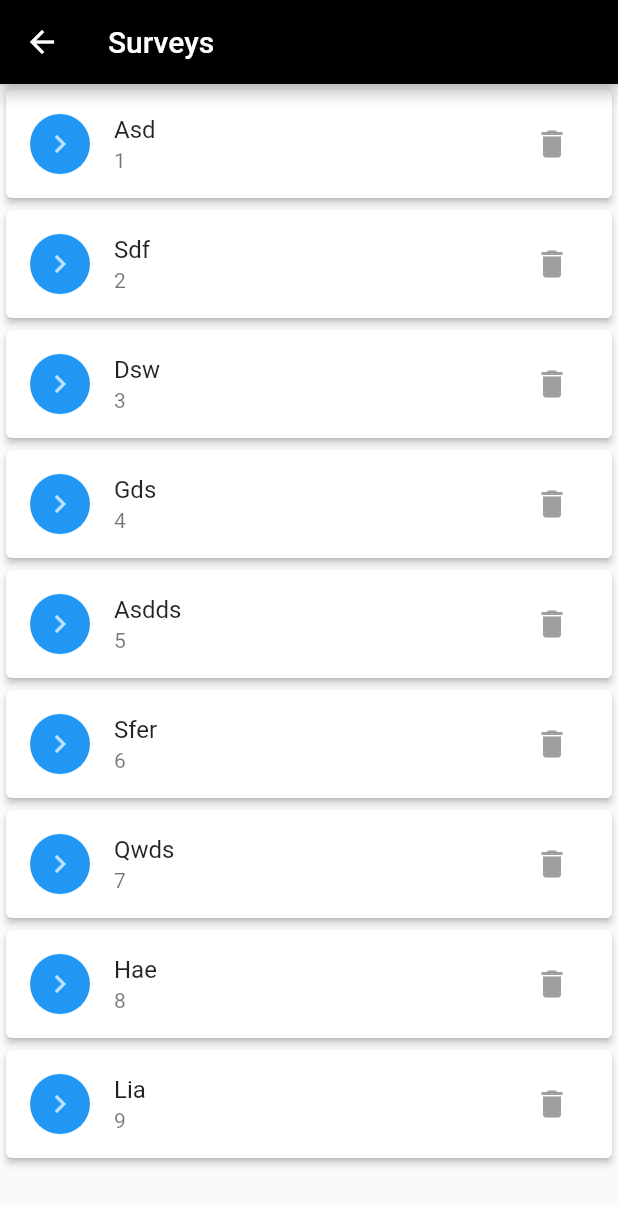
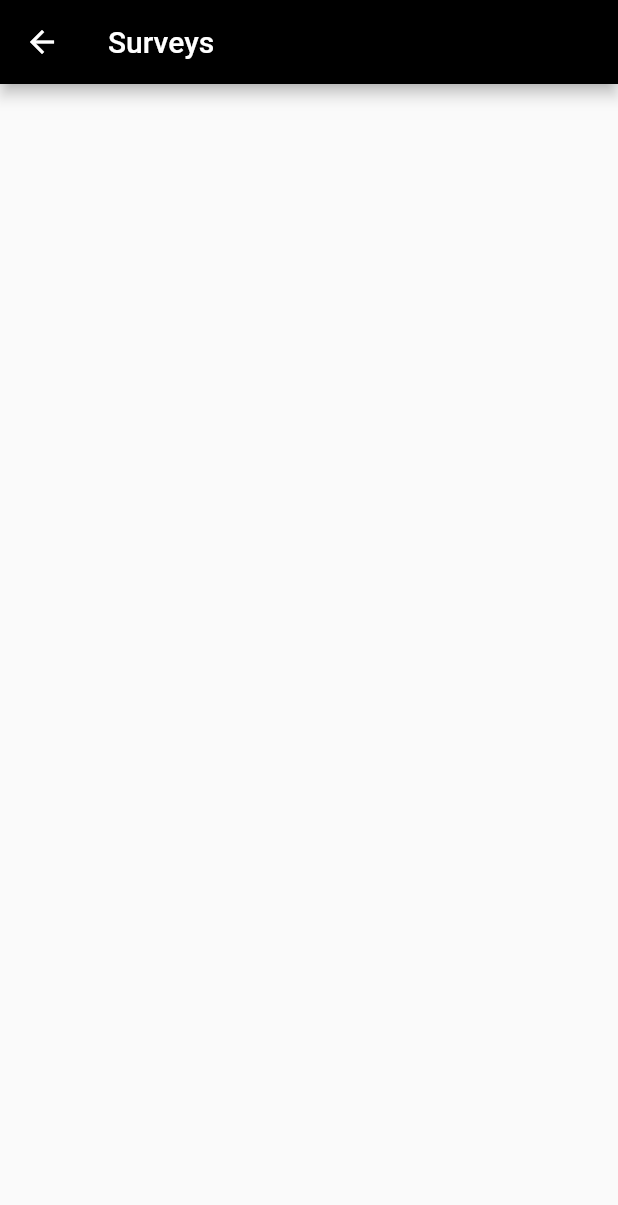
Before and after one commit to ishangh/gmcmanjeri_flutter, a Flutter app: the EditSurvey screen opened by its route, on a phone screen of 412 x 824 dp. Shown: the top 1205 px of the screen. Run offline on Flutter 3.47's test engine with Material 2 defaults, Android fonts, the phone set to English and light mode, and no system bars; our stand-ins replace sqflite; accounts and stored records are empty.

```diff
--- a/lib/main.dart
+++ b/lib/main.dart
@@ -26,7 +26,6 @@ class GMCManjeri extends StatelessWidget {
         routes: <String, WidgetBuilder>{
           EditSurvey.routeName: (BuildContext context) => new EditSurvey(),
           Export.routeName: (BuildContext context) => new Export(),
-          Statistics.routeName: (BuildContext context) => new Statistics(),
-        });
+      });
   }
 }
--- a/lib/models/person.dart
+++ b/lib/models/person.dart
@@ -16,30 +16,30 @@ class Person
   int cholestrol = 0;
 
   bool isAHTT = false;
-  double ahttMonths = 0.0;
+  int ahttMonths = 0;
 
   bool isMenopause = false;
   bool isPrematureMenopause = false;
   bool famHistoryOfCADRel = false;
 
-  double height = 0.0;
-  double weight = 0.0;
-  double bmi = 0.0;
+  int height = 0;
+  int weight = 0;
+  // double bmi = 0.0;
 
-  double waistCirc = 0.0;
-  double hipCirc = 0.0;
+  int waistCirc = 0;
+  int hipCirc = 0;
 
-  String color = 'green';
+  //String color = 'green';
 
-  Person(this.id, this.name, this.address, this.phoneno, this.religion, this.occupation, this.education);
-  void updateValues( { bool isM = false, bool isPM = false, bool fhCADRel = false, double ht = 0.0, double wt = 0.0, double bmi = 0.0, double wstC = 0.0, double hipC = 0.0 } ){
-    this.isMenopause = isM;
-    this.isPrematureMenopause = isPM;
-    this.famHistoryOfCADRel = fhCADRel;
-    this.height = ht;
-    this.weight = wt;
-    this.bmi = bmi;
-    this.waistCirc = wstC;
-    this.hipCirc = hipC;
-  }
+  // Person(this.id, this.name, this.address, this.phoneno, this.religion, this.occupation, this.education);
+  // void updateValues( { bool isM = false, bool isPM = false, bool fhCADRel = false, double ht = 0.0, double wt = 0.0, double bmi = 0.0, double wstC = 0.0, double hipC = 0.0 } ){
+  //   this.isMenopause = isM;
+  //   this.isPrematureMenopause = isPM;
+  //   this.famHistoryOfCADRel = fhCADRel;
+  //   this.height = ht;
+  //   this.weight = wt;
+  //   this.bmi = bmi;
+  //   this.waistCirc = wstC;
+  //   this.hipCirc = hipC;
+  // }
 }
--- a/lib/screens/edit_surveys.dart
+++ b/lib/screens/edit_surveys.dart
@@ -20,24 +20,24 @@ class EditSurveyState extends State<EditSurvey> {
   @override
   void initState() {
     deleteButton = Colors.grey;
-    personList.add(new Person(
-        1, "Asd", "asdm", "9442123423", "dfs", "student", "logic"));
-    personList.add(new Person(
-        2, "Sdf", "Trm", "9442123423", "hxc", "student", "logic"));
-    personList.add(new Person(
-        3, "Dsw", "Tsdm", "9442123423", "we", "student", "logic"));
-    personList.add(new Person(
-        4, "Gds", "Tdrasfm", "9442123423", "as", "student", "logic"));
-    personList.add(new Person(
-        5, "Asdds", "Tam", "9442123423", "fd", "student", "logic"));
-    personList.add(new Person(
-        6, "Sfer", "Trsdf", "9442123423", "we", "student", "logic"));
-    personList.add(new Person(
-        7, "Qwds", "asd", "9442123423", "du", "student", "logic"));
-    personList.add(new Person(
-        8, "Hae", "asf", "9442123423", "hf", "student", "logic"));
-    personList.add(new Person(
-        9, "Lia", "SADf", "9442123423", "as", "student", "logic"));
+    // personList.add(new Person(
+    //     1, "Asd", "asdm", "9442123423", "dfs", "student", "logic"));
+    // personList.add(new Person(
+    //     2, "Sdf", "Trm", "9442123423", "hxc", "student", "logic"));
+    // personList.add(new Person(
+    //     3, "Dsw", "Tsdm", "9442123423", "we", "student", "logic"));
+    // personList.add(new Person(
+    //     4, "Gds", "Tdrasfm", "9442123423", "as", "student", "logic"));
+    // personList.add(new Person(
+    //     5, "Asdds", "Tam", "9442123423", "fd", "student", "logic"));
+    // personList.add(new Person(
+    //     6, "Sfer", "Trsdf", "9442123423", "we", "student", "logic"));
+    // personList.add(new Person(
+    //     7, "Qwds", "asd", "9442123423", "du", "student", "logic"));
+    // personList.add(new Person(
+    //     8, "Hae", "asf", "9442123423", "hf", "student", "logic"));
+    // personList.add(new Person(
+    //     9, "Lia", "SADf", "9442123423", "as", "student", "logic"));
   }
 
   @override
```
Also changed, not shown: lib/screens/home.dart (+23 -29 lines), lib/screens/medical.dart (+32 -31 lines), lib/screens/result.dart (+52 -87 lines), pubspec.lock.
